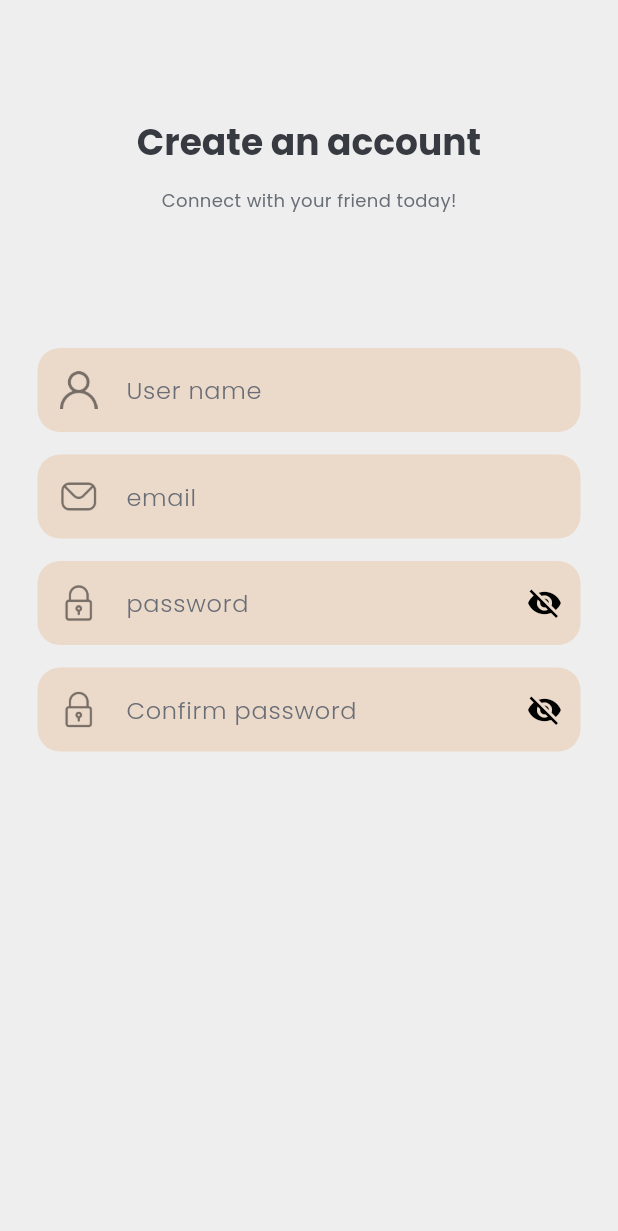
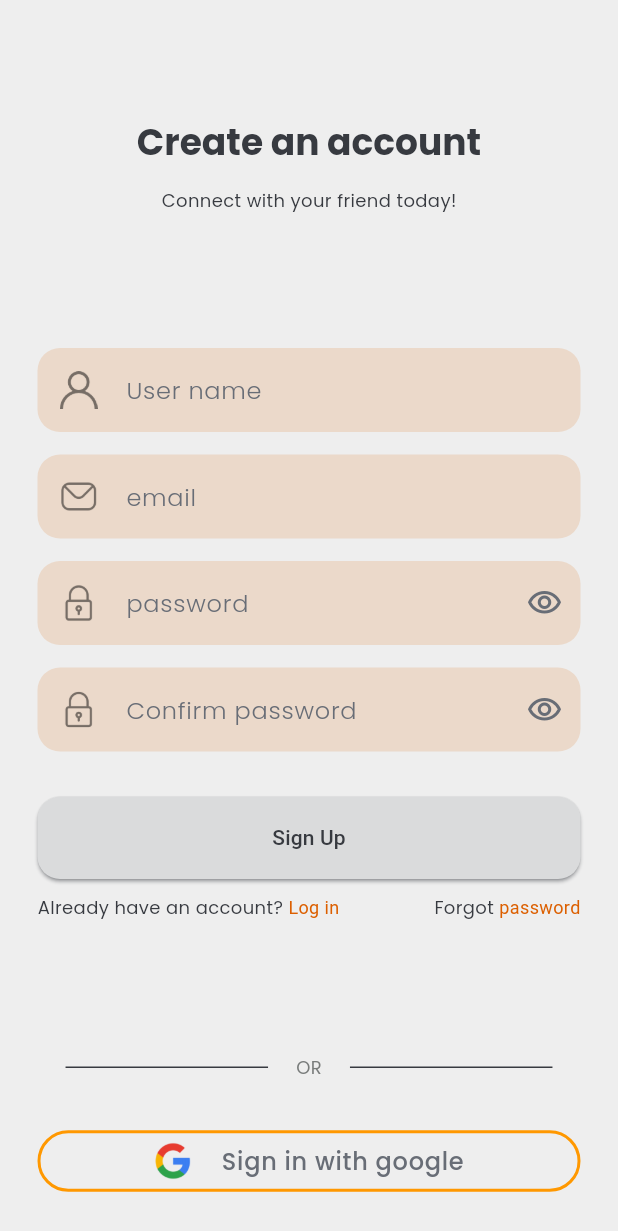
Before and after one commit to Mahbub-Hasan-Talukder/chat_app, a Flutter app: the screen it shows after launch, on a phone screen of 412 x 824 dp. Shown: the top 1231 px of the screen. Run offline on Flutter 3.47's test engine with Material 3 defaults, Android fonts, the phone set to English and light mode, and no system bars; our stand-ins replace google_fonts; generated files the repository leaves out were written again.

Commit message:
Feat: Sign up page UI design
- button design
- edit ui theme

```diff
--- a/lib/core/theme/theme.dart
+++ b/lib/core/theme/theme.dart
@@ -30,7 +30,7 @@ class ThemeClass {
       bodyMedium: GoogleFonts.poppins(
         fontSize: 12,
         fontWeight: FontWeight.w400,
-        color: MyColors.shadow,
+        color: MyColors.secondary,
       ),
       bodySmall: GoogleFonts.poppins(
         fontSize: 8,
@@ -58,5 +58,23 @@ class ThemeClass {
         ),
       ),
     ),
+    elevatedButtonTheme: ElevatedButtonThemeData(
+      style: ButtonStyle(
+        backgroundColor: const WidgetStatePropertyAll(
+          Color(0xFFDADBDC),
+        ),
+        minimumSize: const WidgetStatePropertyAll(
+          Size(double.infinity, 55),
+        ),
+        foregroundColor: const WidgetStatePropertyAll(
+          MyColors.secondary,
+        ),
+        shape: WidgetStatePropertyAll(
+          RoundedRectangleBorder(
+            borderRadius: BorderRadius.circular(15),
+          ),
+        ),
+      ),
+    ),
   );
 }
--- /dev/null
+++ b/lib/core/widgets/custom_password_field.dart
@@ -0,0 +1,58 @@
+import 'package:flutter/material.dart';
+
+class CustomPassField extends StatefulWidget {
+  final ImageProvider prefixIcon;
+  final String hintText;
+  final bool? passTextFieldError;
+  final ValueChanged<String>? onChanged;
+  final TextEditingController controller;
+  const CustomPassField({
+    super.key,
+    required this.prefixIcon,
+    required this.hintText,
+    this.passTextFieldError,
+    this.onChanged,
+    required this.controller,
+  });
+
+  @override
+  State<CustomPassField> createState() => _CustomPassFieldState();
+}
+
+class _CustomPassFieldState extends State<CustomPassField> {
+  bool isVisibilityOn = false;
+  @override
+  Widget build(BuildContext context) {
+    return TextField(
+      controller: widget.controller,
+      obscureText: !isVisibilityOn,
+      style: Theme.of(context).textTheme.bodyLarge,
+      decoration: InputDecoration(
+        hintText: widget.hintText,
+        prefixIcon: Padding(
+          padding: const EdgeInsets.all(15.0),
+          child: Image(
+            image: widget.prefixIcon,
+            height: 25,
+            width: 25,
+            opacity: const AlwaysStoppedAnimation<double>(0.5),
+          ),
+        ),
+        suffixIcon: IconButton(
+          padding: const EdgeInsets.all(0),
+          onPressed: () {
+            setState(() {
+              isVisibilityOn = !isVisibilityOn;
+            });
+          },
+          icon: Icon(
+            (isVisibilityOn)
+                ? Icons.visibility_off_outlined
+                : Icons.visibility_outlined,
+            color: Theme.of(context).colorScheme.shadow,
+          ),
+        ),
+      ),
+    );
+  }
+}
--- a/lib/features/sign_up/presentation/widgets/custom_text_field.dart
+++ b/lib/core/widgets/custom_text_field.dart
@@ -6,12 +6,14 @@ import 'package:flutter/widgets.dart';
 class CustomTextField extends StatelessWidget {
   final ImageProvider image;
   final String text;
-  const CustomTextField({super.key, required this.image, required this.text});
+  final TextEditingController controller;
+  const CustomTextField({super.key, required this.image, required this.text, required this.controller,});
 
   @override
   Widget build(BuildContext context) {
     return TextField(
       style: Theme.of(context).textTheme.bodyLarge,
+      controller: controller,
       decoration: InputDecoration(
         hintText: text,
         prefixIcon: Padding(
@@ -25,6 +27,5 @@ class CustomTextField extends StatelessWidget {
         ),
       ),
     );
-    ;
   }
 }
--- a/lib/features/sign_up/presentation/pages/sign_up.dart
+++ /dev/null
@@ -1,65 +0,0 @@
-import 'package:chat_app/core/gen/assets.gen.dart';
-import 'package:chat_app/features/sign_up/presentation/widgets/custom_password_field.dart';
-import 'package:chat_app/features/sign_up/presentation/widgets/custom_text_field.dart';
-import 'package:flutter/material.dart';
-import 'package:font_awesome_flutter/font_awesome_flutter.dart';
-
-class SignUp extends StatefulWidget {
-  const SignUp({super.key});
-
-  @override
-  State<SignUp> createState() => _SignUpState();
-}
-
-class _SignUpState extends State<SignUp> {
-  @override
-  Widget build(BuildContext context) {
-    return Scaffold(
-      backgroundColor: Theme.of(context).colorScheme.surface,
-      body: SingleChildScrollView(
-        child: SafeArea(
-          child: Padding(
-            padding: const EdgeInsets.only(left: 25, right: 25),
-            child: Column(
-              children: [
-                const SizedBox(height: 80),
-                Center(
-                  child: Column(
-                    children: [
-                      Text(
-                        'Create an account',
-                        style: Theme.of(context).textTheme.headlineLarge,
-                      ),
-                      const SizedBox(height: 15),
-                      const Text('Connect with your friend today!'),
-                    ],
-                  ),
-                ),
-                const SizedBox(height: 90),
-                CustomTextField(
-                  image: Assets.images.user.provider(),
-                  text: 'User name',
-                ),
-                const SizedBox(height: 15),
-                CustomTextField(
-                  image: Assets.images.mail.provider(),
-                  text: 'email',
-                ),
-                const SizedBox(height: 15),
-                CustomPasswordField(
-                  prefixIcon: Assets.images.padlock.provider(),
-                  hintText: 'password',
-                ),
-                const SizedBox(height: 15),
-                CustomPasswordField(
-                  prefixIcon: Assets.images.padlock.provider(),
-                  hintText: 'Confirm password',
-                ),
-              ],
-            ),
-          ),
-        ),
-      ),
-    );
-  }
-}
--- /dev/null
+++ b/lib/features/sign_up/presentation/pages/sign_up_page.dart
@@ -0,0 +1,214 @@
+import 'package:chat_app/core/gen/assets.gen.dart';
+import 'package:chat_app/core/widgets/custom_password_field.dart';
+import 'package:chat_app/core/widgets/custom_text_field.dart';
+import 'package:flutter/material.dart';
+
+class SignUp extends StatefulWidget {
+  const SignUp({super.key});
+
+  @override
+  State<SignUp> createState() => _SignUpState();
+}
+
+class _SignUpState extends State<SignUp> {
+  TextEditingController nameCtr = TextEditingController();
+  TextEditingController emailCtr = TextEditingController();
+  TextEditingController passCtr = TextEditingController();
+  TextEditingController confirmPassCtr = TextEditingController();
+
+  ({
+    bool isNameEnable,
+    bool isEmailEnable,
+    bool isPassEnable,
+    bool isConfirmPass,
+  }) buttonNotifier = (
+    isNameEnable: false,
+    isEmailEnable: false,
+    isPassEnable: false,
+    isConfirmPass: false,
+  );
+
+  @override
+  void initState() {
+    super.initState();
+    nameCtr.addListener(() {
+      _enableButtonState();
+    });
+    emailCtr.addListener(() {
+      _enableButtonState();
+    });
+    passCtr.addListener(() {
+      _enableButtonState();
+    });
+    confirmPassCtr.addListener(() {
+      _enableButtonState();
+    });
+  }
+
+  void _enableButtonState() {
+    setState(() {
+      buttonNotifier = (
+        isNameEnable: nameCtr.text.isNotEmpty,
+        isEmailEnable: emailCtr.text.isNotEmpty,
+        isPassEnable: passCtr.text.isNotEmpty,
+        isConfirmPass: confirmPassCtr.text.isNotEmpty,
+      );
+    });
+    print(buttonNotifier);
+  }
+
+  @override
+  Widget build(BuildContext context) {
+    return Scaffold(
+      backgroundColor: Theme.of(context).colorScheme.surface,
+      body: SingleChildScrollView(
+        child: SafeArea(
+          child: Padding(
+            padding: const EdgeInsets.only(left: 25, right: 25),
+            child: Column(
+              children: [
+                const SizedBox(height: 80),
+                Center(
+                  child: Column(
+                    children: [
+                      Text(
+                        'Create an account',
+                        style: Theme.of(context).textTheme.headlineLarge,
+                      ),
+                      const SizedBox(height: 15),
+                      const Text('Connect with your friend today!'),
+                    ],
+                  ),
+                ),
+                const SizedBox(height: 90),
+                CustomTextField(
+                  controller: nameCtr,
+                  image: Assets.images.user.provider(),
+                  text: 'User name',
+                ),
+                const SizedBox(height: 15),
+                CustomTextField(
+                  controller: emailCtr,
+                  image: Assets.images.mail.provider(),
+                  text: 'email',
+                ),
+                const SizedBox(height: 15),
+                CustomPassField(
+                  controller: passCtr,
+                  prefixIcon: Assets.images.padlock.provider(),
+                  hintText: 'password',
+                ),
+                const SizedBox(height: 15),
+                CustomPassField(
+                  controller: confirmPassCtr,
+                  prefixIcon: Assets.images.padlock.provider(),
+                  hintText: 'Confirm password',
+                ),
+                const SizedBox(height: 30),
+                ElevatedButton(
+                  style: (buttonNotifier.isNameEnable &
+                          buttonNotifier.isEmailEnable &
+                          buttonNotifier.isPassEnable &
+                          buttonNotifier.isConfirmPass)
+                      ? ButtonStyle(
+                          backgroundColor: WidgetStatePropertyAll(
+                            Theme.of(context).colorScheme.primary,
+                          ),
+                          foregroundColor: WidgetStatePropertyAll(
+                            Theme.of(context).colorScheme.surface,
+                          ),
+                        )
+                      : null,
+                  onPressed: () {},
+                  child: const Text('Sign Up'),
+                ),
+                const SizedBox(height: 10),
+                Row(
+                  children: [
+                    GestureDetector(
+                      onTap: () {},
+                      child: RichText(
+                        text: TextSpan(
+                          text: 'Already have an account? ',
+                          style: Theme.of(context).textTheme.bodyMedium,
+                          children: [
+                            TextSpan(
+                              text: 'Log in',
+                              style: TextStyle(
+                                color: Theme.of(context).colorScheme.primary,
+                              ),
+                            )
+                          ],
+                        ),
+                      ),
+                    ),
+                    const Spacer(),
+                    GestureDetector(
+                      onTap: () {},
+                      child: RichText(
+                        text: TextSpan(
+                            text: 'Forgot ',
+                            style: Theme.of(context).textTheme.bodyMedium,
+                            children: [
+                              TextSpan(
+                                text: 'password',
+                                style: TextStyle(
+                                    color:
+                                        Theme.of(context).colorScheme.primary),
+                              )
+                            ]),
+                      ),
+                    ),
+                  ],
+                ),
+                const SizedBox(height: 90),
+                Row(
+                  mainAxisAlignment: MainAxisAlignment.spaceEvenly,
+                  children: [
+                    Container(
+                      height: 1,
+                      width: 135,
+                      color: Theme.of(context).colorScheme.secondary,
+                    ),
+                    const Text(
+                      'OR',
+                      style: TextStyle(color: Color(0xFF797C7B)),
+                    ),
+                    Container(
+                      height: 1,
+                      width: 135,
+                      color: Theme.of(context).colorScheme.secondary,
+                    ),
+                  ],
+                ),
+                const SizedBox(height: 30),
+                TextButton(
+                  style: const ButtonStyle(
+                    side: WidgetStatePropertyAll<BorderSide>(
+                      BorderSide(color: Colors.orange, width: 2),
+                    ),
+                  ),
+                  onPressed: () {},
+                  child: Row(
+                    mainAxisAlignment: MainAxisAlignment.center,
+                    children: [
+                      Assets.images.googleLogo.image(
+                        height: 25,
+                        width: 25,
+                      ),
+                      const SizedBox(width: 20),
+                      Text(
+                        'Sign in with google',
+                        style: Theme.of(context).textTheme.bodyLarge,
+                      )
+                    ],
+                  ),
+                ),
+              ],
+            ),
+          ),
+        ),
+      ),
+    );
+  }
+}
--- a/lib/features/sign_up/presentation/widgets/custom_password_field.dart
+++ /dev/null
@@ -1,51 +0,0 @@
-import 'dart:ffi';
-
-import 'package:chat_app/core/gen/assets.gen.dart';
-import 'package:flutter/material.dart';
-import 'package:flutter/rendering.dart';
-import 'package:flutter/widgets.dart';
-
-class CustomPasswordField extends StatefulWidget {
-  final ImageProvider prefixIcon;
-  final String hintText;
-  final bool? passwordTextFieldError;
-  final ValueChanged<String>? onChanged;
-  final TextEditingController? controller;
-  const CustomPasswordField({
-    super.key,
-    required this.prefixIcon,
-    required this.hintText,
-    this.passwordTextFieldError,
-    this.onChanged,
-    this.controller,
-  });
-
-  @override
-  State<CustomPasswordField> createState() => _CustomPasswordFieldState();
-}
-
-class _CustomPasswordFieldState extends State<CustomPasswordField> {
-  @override
-  Widget build(BuildContext context) {
-    return TextField(
-      style: Theme.of(context).textTheme.bodyLarge,
-      decoration: InputDecoration(
-        hintText: widget.hintText,
-        prefixIcon: Padding(
-          padding: const EdgeInsets.all(15.0),
-          child: Image(
-            image: widget.prefixIcon,
-            height: 25,
-            width: 25,
-            opacity: const AlwaysStoppedAnimation<double>(0.5),
-          ),
-        ),
-        suffixIcon: IconButton(
-          padding: EdgeInsets.all(0),
-          onPressed: () {},
-          icon: const Icon(Icons.visibility_off),
-        ),
-      ),
-    );
-  }
-}
--- a/lib/main.dart
+++ b/lib/main.dart
@@ -1,5 +1,5 @@
 import 'package:chat_app/core/theme/theme.dart';
-import 'package:chat_app/features/sign_up/presentation/pages/sign_up.dart';
+import 'package:chat_app/features/sign_up/presentation/pages/sign_up_page.dart';
 import 'package:flutter/material.dart';
 
 void main() {
@@ -9,7 +9,6 @@ void main() {
 class MyApp extends StatelessWidget {
   const MyApp({super.key});
 
-  // This widget is the root of your application.
   @override
   Widget build(BuildContext context) {
     return MaterialApp(
```
Also changed, not shown: assets/images/google-logo.png (added), lib/core/service/navigation/router_config/router_config.dart (added), 1 other file.
